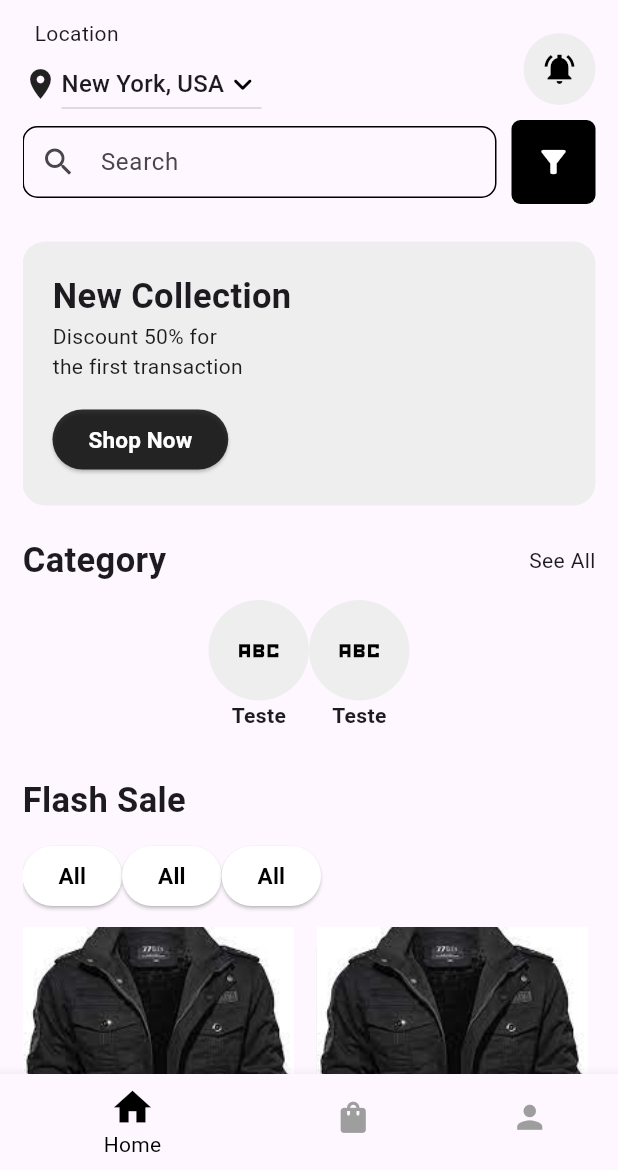
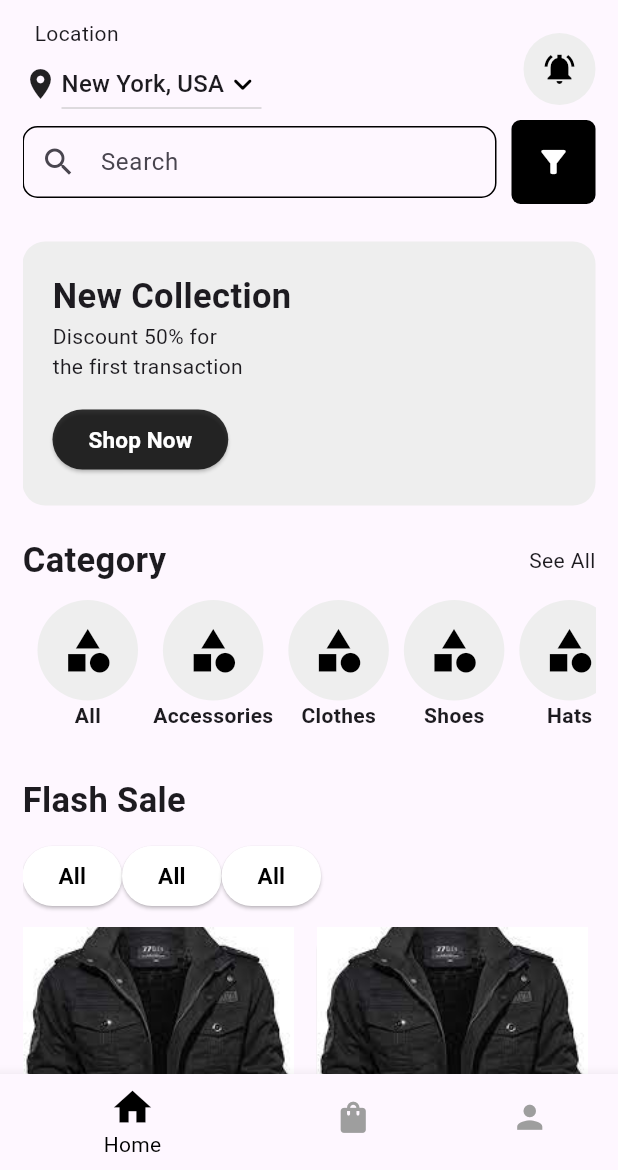
Before and after one commit to leopaivap/JustExquisite, a Flutter app: the screen it shows after launch, on a phone screen of 412 x 824 dp, the part 66-1236 px from its top. Run offline on Flutter 3.47's test engine with Material 3 defaults, Android fonts, the phone set to English and light mode, and no system bars; our stand-ins replace material_design_icons_flutter.

Commit message:
Categories Buttons Finalized

```diff
--- /dev/null
+++ b/lib/model/category.dart
@@ -0,0 +1,37 @@
+import 'package:fashion/util/components.dart';
+import 'package:flutter/material.dart';
+
+class Category {
+  String name;
+
+  Category(this.name);
+
+  static List<Category> allCategories = [];
+
+  static initCategories() {
+    allCategories = CategoryEnum.values.map((categoryEnum) {
+      String categoryName = categoryEnum.toString().split('.').last;
+      categoryName = categoryName[0].toUpperCase() + categoryName.substring(1);
+
+      return Category(categoryName);
+    }).toList();
+  }
+
+  static List<Padding> categoriesButtons() {
+    bool _isFirst = true;
+    return allCategories.map((category) {
+      final padding = _isFirst
+          ? const EdgeInsets.fromLTRB(10, 0, 5, 0)
+          : const EdgeInsets.symmetric(horizontal: 5);
+
+      _isFirst = false;
+
+      return Padding(
+        padding: padding,
+        child: CategoryButton(icon: Icons.category, name: category.name),
+      );
+    }).toList();
+  }
+}
+
+enum CategoryEnum { all, accessories, clothes, shoes, hats }
--- a/lib/model/product.dart
+++ b/lib/model/product.dart
@@ -1,13 +1,14 @@
 import 'dart:convert';
 import 'dart:async';
 
+import 'package:fashion/model/category.dart';
 import 'package:flutter/services.dart';
 
 class Product {
   final int id;
   final String name, image;
   final double price, rating;
-  final Category category;
+  final CategoryEnum category;
 
   Product(
       {required this.id,
@@ -38,22 +39,20 @@ class Product {
     );
   }
 
-  static Category _stringToCategory(String categoryString) {
+  static CategoryEnum _stringToCategory(String categoryString) {
     switch (categoryString.toLowerCase()) {
       case 'all':
-        return Category.all;
+        return CategoryEnum.all;
       case 'accessories':
-        return Category.accessories;
+        return CategoryEnum.accessories;
       case 'clothes':
-        return Category.clothes;
+        return CategoryEnum.clothes;
       case 'shoes':
-        return Category.shoes;
+        return CategoryEnum.shoes;
       case 'hats':
-        return Category.hats;
+        return CategoryEnum.hats;
       default:
         throw Exception('Categoria não reconhecida: $categoryString');
     }
   }
 }
-
-enum Category { all, accessories, clothes, shoes, hats }
--- a/lib/util/components.dart
+++ b/lib/util/components.dart
@@ -1,4 +1,5 @@
 import 'package:fashion/util/style.dart';
+import 'package:fashion/model/category.dart';
 import 'package:flutter/material.dart';
 
 // ignore: must_be_immutable
@@ -160,22 +161,13 @@ class CategoryFrame extends StatelessWidget {
               ),
             ],
           ),
-          const Padding(
-            padding: EdgeInsets.symmetric(vertical: 10),
+          Padding(
+            padding: const EdgeInsets.symmetric(vertical: 10),
             child: SingleChildScrollView(
               scrollDirection: Axis.horizontal,
               child: Wrap(
                 direction: Axis.horizontal,
-                children: [
-                  CategoryButton(
-                    icon: Icons.abc_sharp,
-                    name: 'Teste',
-                  ),
-                  CategoryButton(
-                    icon: Icons.abc_sharp,
-                    name: 'Teste',
-                  ),
-                ],
+                children: Category.categoriesButtons(),
               ),
             ),
           ),
--- a/lib/view/home_page.dart
+++ b/lib/view/home_page.dart
@@ -3,6 +3,7 @@ import 'package:fashion/util/components.dart';
 import 'package:fashion/util/style.dart';
 import 'package:fashion/view/profile_page.dart';
 import 'package:flutter/material.dart';
+import 'package:fashion/model/category.dart';
 
 class HomePage extends StatefulWidget {
   const HomePage({Key? key}) : super(key: key);
@@ -21,6 +22,8 @@ class _HomePageState extends State<HomePage> {
   void initState() {
     super.initState();
     Product.initProducts();
+    Category.initCategories();
+
     _pages = [
       mainHome,
       teste,
@@ -116,10 +119,6 @@ class _HomePageState extends State<HomePage> {
   }
 
   Widget mainHome() {
-    if (Product.allProducts.isEmpty) {
-      print('ta vazio lixo');
-      //return const Center(child: CircularProgressIndicator());
-    }
     return FutureBuilder<List<ProductCard>>(
       future: loadProducts(context),
       builder: (context, snapshot) {
```
